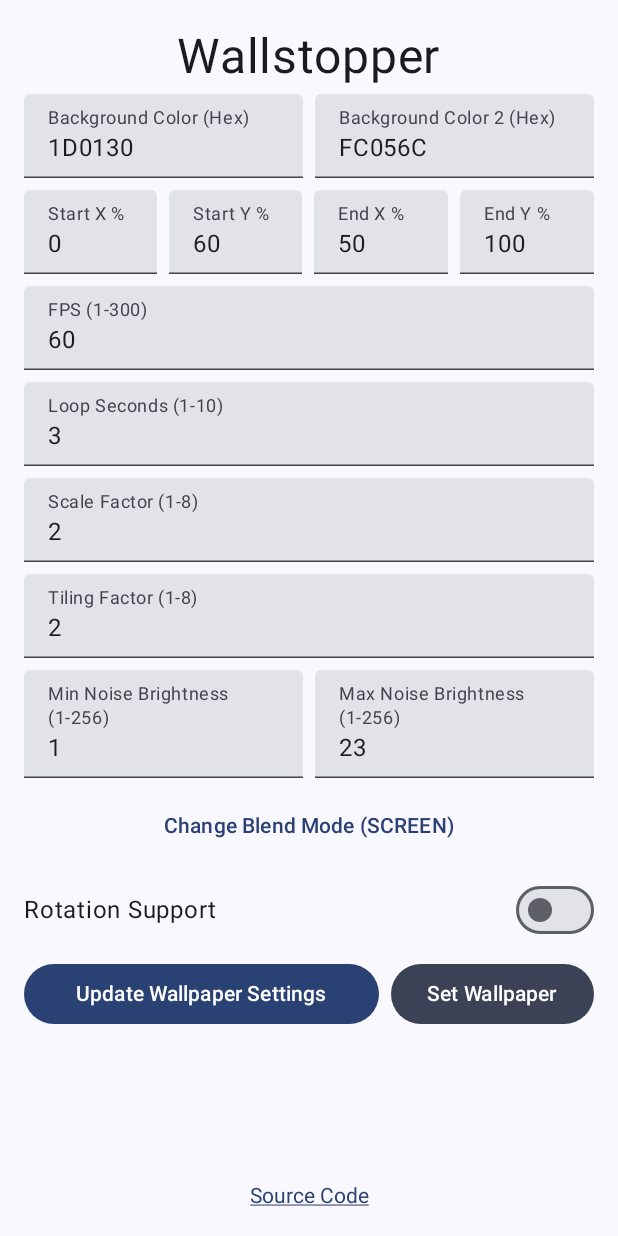
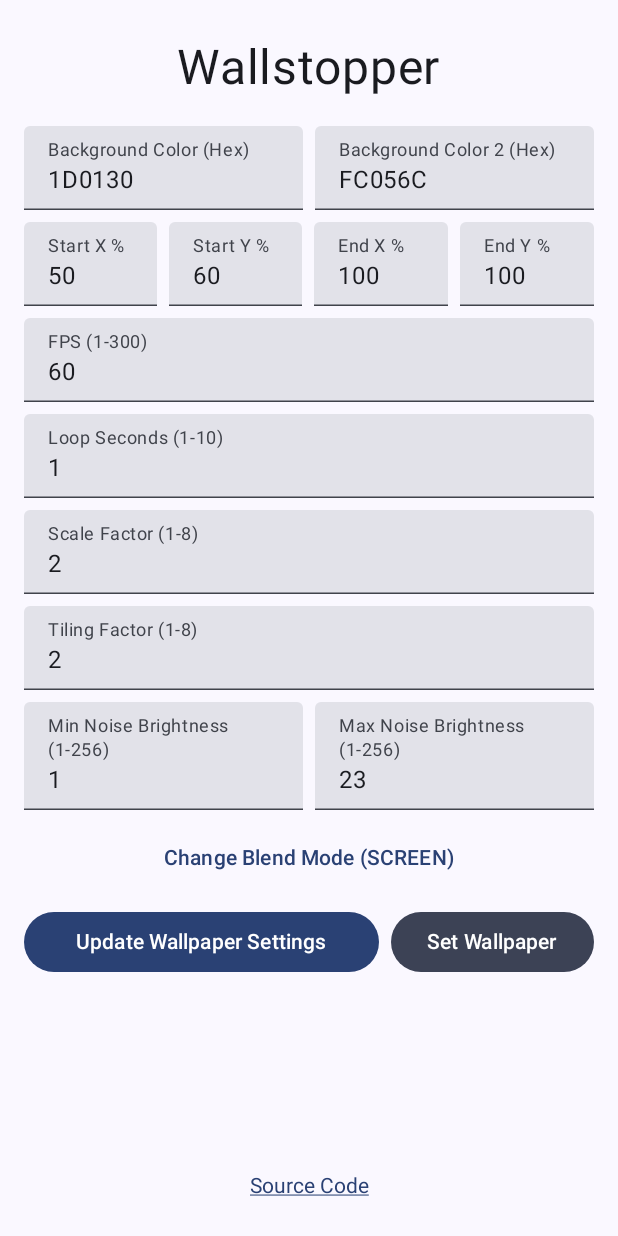
Before and after one commit to ImranR98/Wallstopper, an Android app built with Jetpack Compose: the screen it shows after launch (MainActivity), on a phone screen of 412 x 824 dp. Run offline under Robolectric (Android 15) with nearby library versions, the phone set to English and light mode, and no system bars.

Commit message:
Fix and improve rotation support

```diff
--- a/app/build.gradle.kts
+++ b/app/build.gradle.kts
@@ -11,8 +11,8 @@ android {
         applicationId = "dev.imranr.wallstopper"
         minSdk = 24
         targetSdk = 35
-        versionCode = 6
-        versionName = "1.2.0"
+        versionCode = 7
+        versionName = "1.2.1"
 
         testInstrumentationRunner = "androidx.test.runner.AndroidJUnitRunner"
         vectorDrawables {
--- a/app/src/main/java/dev/imranr/wallstopper/MainActivity.kt
+++ b/app/src/main/java/dev/imranr/wallstopper/MainActivity.kt
@@ -89,7 +89,6 @@ class MainActivity : ComponentActivity() {
                     var tilingFactorInput by remember { mutableStateOf(TextFieldValue(prefs.getInt("tiling_factor", initTilingFactor).toString())) }
                     var minNoiseBrightnessInput by remember { mutableStateOf(TextFieldValue(prefs.getInt("min_noise_brightness", initMinNoiseBrightness).toString())) }
                     var maxNoiseBrightnessInput by remember { mutableStateOf(TextFieldValue(prefs.getInt("max_noise_brightness", initMaxNoiseBrightness).toString())) }
-                    var rotationSupport by remember { mutableStateOf(prefs.getBoolean("rotation_support", initRotationSupport)) }
                     var blendModeInput by remember { mutableStateOf(prefs.getString("blend_mode", initBlendMode)) }
                     Column(
                         modifier = Modifier
@@ -286,29 +285,6 @@ class MainActivity : ComponentActivity() {
                                     )
                                 }
                             }
-                            val interactionSource = remember { MutableInteractionSource() }
-                            Row(
-                                modifier = Modifier
-                                    .clickable(
-                                        interactionSource = interactionSource,
-                                        indication = null,
-                                        role = Role.Switch,
-                                        onClick = {
-                                            rotationSupport = !rotationSupport
-                                        }
-                                    ).fillMaxWidth(),
-                                verticalAlignment = Alignment.CenterVertically,
-                                horizontalArrangement = Arrangement.SpaceBetween
-                            ) {
-                                Text(text = "Rotation Support")
-                                Spacer(modifier = Modifier.padding(start = 8.dp))
-                                Switch(
-                                    checked = rotationSupport,
-                                    onCheckedChange = {
-                                        rotationSupport = it
-                                    }
-                                )
-                            }
                             Row(
                                 modifier = Modifier
                                     .fillMaxWidth(),
@@ -372,7 +348,6 @@ class MainActivity : ComponentActivity() {
                                                 putInt("tiling_factor", tilingFactor)
                                                 putInt("min_noise_brightness", minNoiseBrightness)
                                                 putInt("max_noise_brightness", maxNoiseBrightness)
-                                                putBoolean("rotation_support", rotationSupport)
                                                 putString("blend_mode", blendModeInput)
                                                 apply()
                                             }
```
Also changed, not shown: app/src/main/java/dev/imranr/wallstopper/MyWallpaperService.kt (+22 -26 lines).
